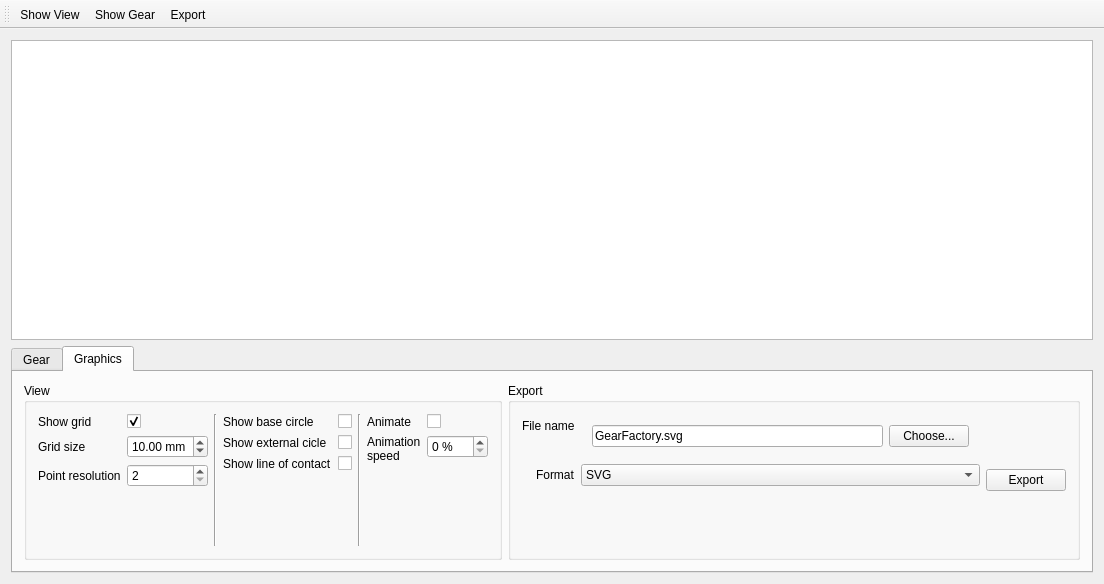
First picture: the form in mainwindow.ui, repository Klafyvel/GearFactory, before the edit.
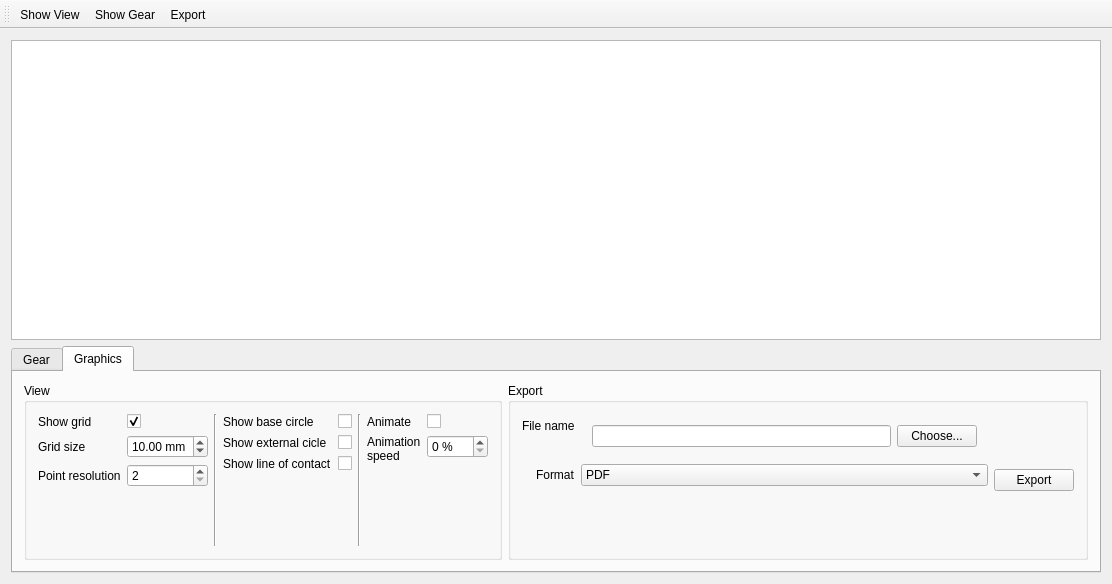
Second picture: the form after the edit. The open tabs and pages were chosen to show the change.

```diff
--- a/mainwindow.ui
+++ b/mainwindow.ui
@@ -6,7 +6,7 @@
    <rect>
     <x>0</x>
     <y>0</y>
-    <width>1104</width>
+    <width>1112</width>
     <height>584</height>
    </rect>
   </property>
@@ -467,7 +467,7 @@
                 <item>
                  <widget class="QLineEdit" name="fileNameLineEdit">
                   <property name="text">
-                   <string>GearFactory.svg</string>
+                   <string/>
                   </property>
                  </widget>
                 </item>
@@ -490,6 +490,11 @@
              </item>
              <item row="1" column="1">
               <widget class="QComboBox" name="formatComboBox">
+               <item>
+                <property name="text">
+                 <string>PDF</string>
+                </property>
+               </item>
                <item>
                 <property name="text">
                  <string>SVG</string>
```
Left out of the diff: 8 changed lines with no effect on the pictures.
